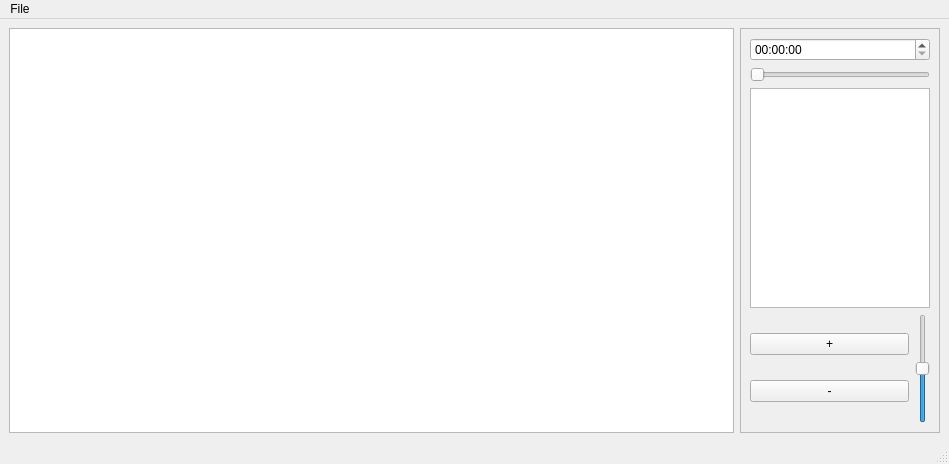
The window that qt/traffic/mainwindow.ui (pirxus/VUT-FIT-ICP-project) describes before a commit, drawn with Qt 5.
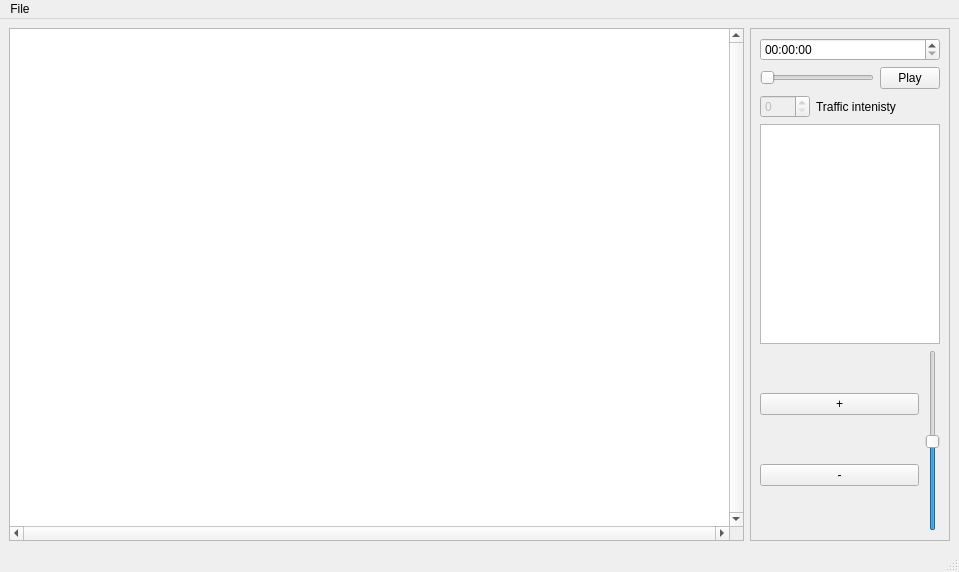
The same window after the commit.

Commit message: adding street interaction for traffic intensity

```diff
--- a/qt/traffic/mainwindow.ui
+++ b/qt/traffic/mainwindow.ui
@@ -2,12 +2,15 @@
 <ui version="4.0">
  <class>MainWindow</class>
  <widget class="QMainWindow" name="MainWindow">
+  <property name="enabled">
+   <bool>true</bool>
+  </property>
   <property name="geometry">
    <rect>
     <x>0</x>
     <y>0</y>
-    <width>949</width>
-    <height>464</height>
+    <width>959</width>
+    <height>572</height>
    </rect>
   </property>
   <property name="sizePolicy">
@@ -22,7 +25,20 @@
   <widget class="QWidget" name="centralwidget">
    <layout class="QHBoxLayout" name="horizontalLayout">
     <item>
-     <widget class="QGraphicsView" name="graphicsView"/>
+     <widget class="QGraphicsView" name="graphicsView">
+      <property name="verticalScrollBarPolicy">
+       <enum>Qt::ScrollBarAlwaysOn</enum>
+      </property>
+      <property name="horizontalScrollBarPolicy">
+       <enum>Qt::ScrollBarAlwaysOn</enum>
+      </property>
+      <property name="renderHints">
+       <set>QPainter::Antialiasing|QPainter::TextAntialiasing</set>
+      </property>
+      <property name="viewportUpdateMode">
+       <enum>QGraphicsView::SmartViewportUpdate</enum>
+      </property>
+     </widget>
     </item>
     <item>
      <widget class="QFrame" name="frame">
@@ -56,11 +72,55 @@
         </widget>
        </item>
        <item>
-        <widget class="QSlider" name="sliderSpeed">
-         <property name="orientation">
-          <enum>Qt::Horizontal</enum>
-         </property>
-        </widget>
+        <layout class="QHBoxLayout" name="horizontalLayout_4">
+         <item>
+          <widget class="QSlider" name="sliderSpeed">
+           <property name="orientation">
+            <enum>Qt::Horizontal</enum>
+           </property>
+          </widget>
+         </item>
+         <item>
+          <widget class="QPushButton" name="buttonPause">
+           <property name="maximumSize">
+            <size>
+             <width>60</width>
+             <height>16777215</height>
+            </size>
+           </property>
+           <property name="text">
+            <string>Play</string>
+           </property>
+          </widget>
+         </item>
+        </layout>
+       </item>
+       <item>
+        <layout class="QHBoxLayout" name="horizontalLayout_5">
+         <item>
+          <widget class="QSpinBox" name="spinTraffic">
+           <property name="enabled">
+            <bool>false</bool>
+           </property>
+           <property name="maximumSize">
+            <size>
+             <width>50</width>
+             <height>16777215</height>
+            </size>
+           </property>
+           <property name="maximum">
+            <number>10</number>
+           </property>
+          </widget>
+         </item>
+         <item>
+          <widget class="QLabel" name="label">
+           <property name="text">
+            <string>Traffic intenisty</string>
+           </property>
+          </widget>
+         </item>
+        </layout>
        </item>
        <item>
         <widget class="QListWidget" name="listWidget">
@@ -156,8 +216,8 @@
     <rect>
      <x>0</x>
      <y>0</y>
-     <width>949</width>
-     <height>22</height>
+     <width>959</width>
+     <height>24</height>
     </rect>
    </property>
    <widget class="QMenu" name="menuFile">
```
Left out of the diff: 2 changed lines with no effect on the pictures. The commit also changes 11 other files.
